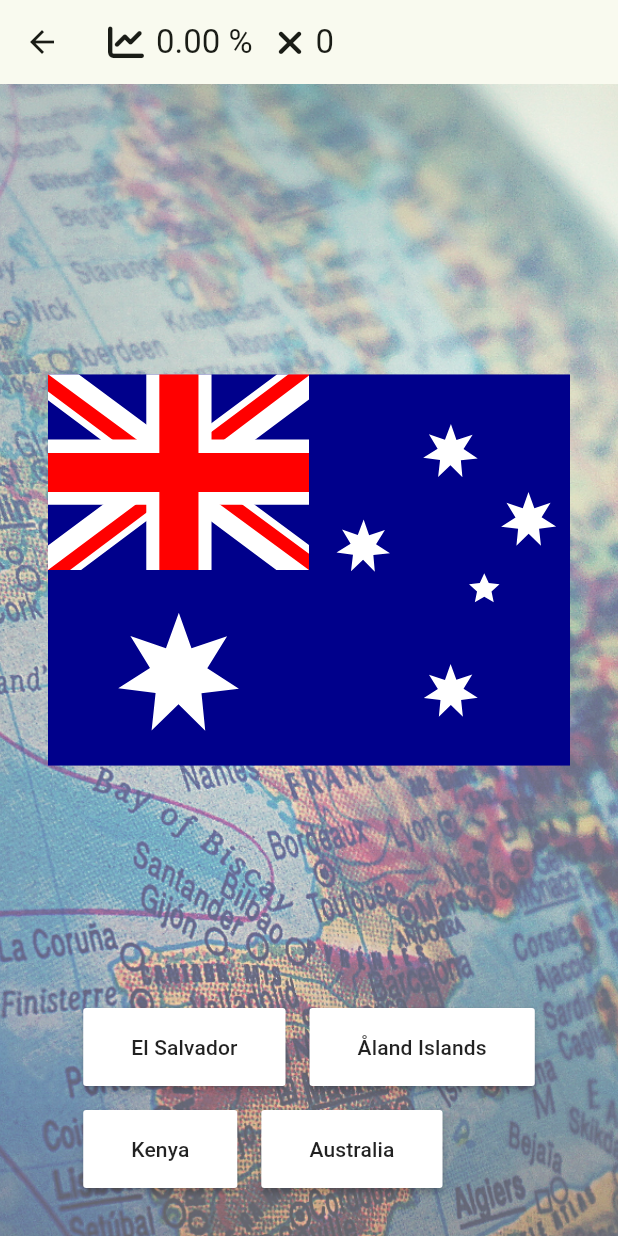
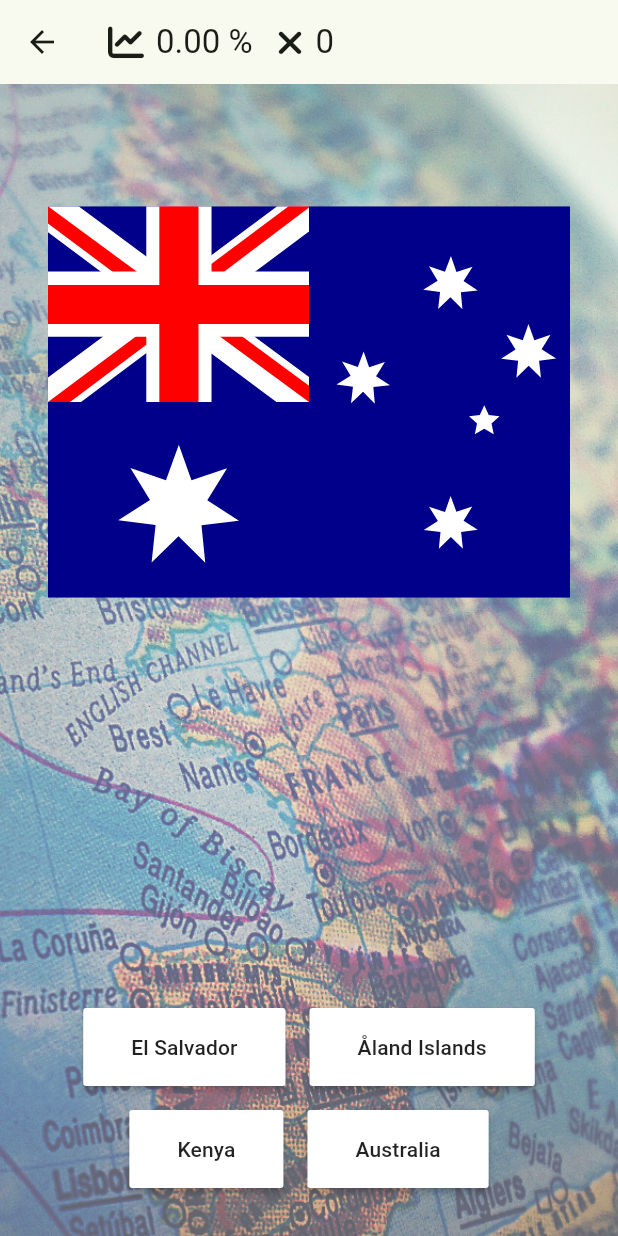
Before and after one commit to josxha/geo_quiz, a Flutter app: the FlagQuizScreen screen opened by its route, on a phone screen of 412 x 824 dp. Run offline on Flutter 3.47's test engine with Material 2 defaults, Android fonts, the phone set to English and light mode, and no system bars; our stand-ins replace flutter_map, flutter_riverpod, flutter_svg, font_awesome_flutter, get_it, go_router and 2 more; missing offline and left inert: flutter_map_geojson, point_in_polygon; generated files the repository leaves out were written again; project files that could hold a hidden picture were left out.

Commit message:
improve flag screen

```diff
--- a/lib/flag_screen/flag_quiz_screen.dart
+++ b/lib/flag_screen/flag_quiz_screen.dart
@@ -70,14 +70,20 @@ class _FlagQuizScreenState extends State<FlagQuizScreen> {
           child: Center(
             child: Column(
               children: [
-                const Spacer(),
-                SvgPicture.asset(
-                  'assets/flags/${_correctCountry.code.toLowerCase()}.svg',
+                const SizedBox(height: 30),
+                Container(
+                  constraints: const BoxConstraints(maxHeight: 300),
+                  child: SvgPicture.asset(
+                    'assets/flags/${_correctCountry.code.toLowerCase()}.svg',
+                    allowDrawingOutsideViewBox: false,
+                  ),
                 ),
                 const Spacer(),
                 Wrap(
                   runSpacing: 16,
                   spacing: 16,
+                  alignment: WrapAlignment.center,
+                  crossAxisAlignment: WrapCrossAlignment.center,
                   children: _selectedCountries.map((e) {
                     final isCorrectButton = e.code == _correctCountry.code;
                     return MaterialButton(
```
